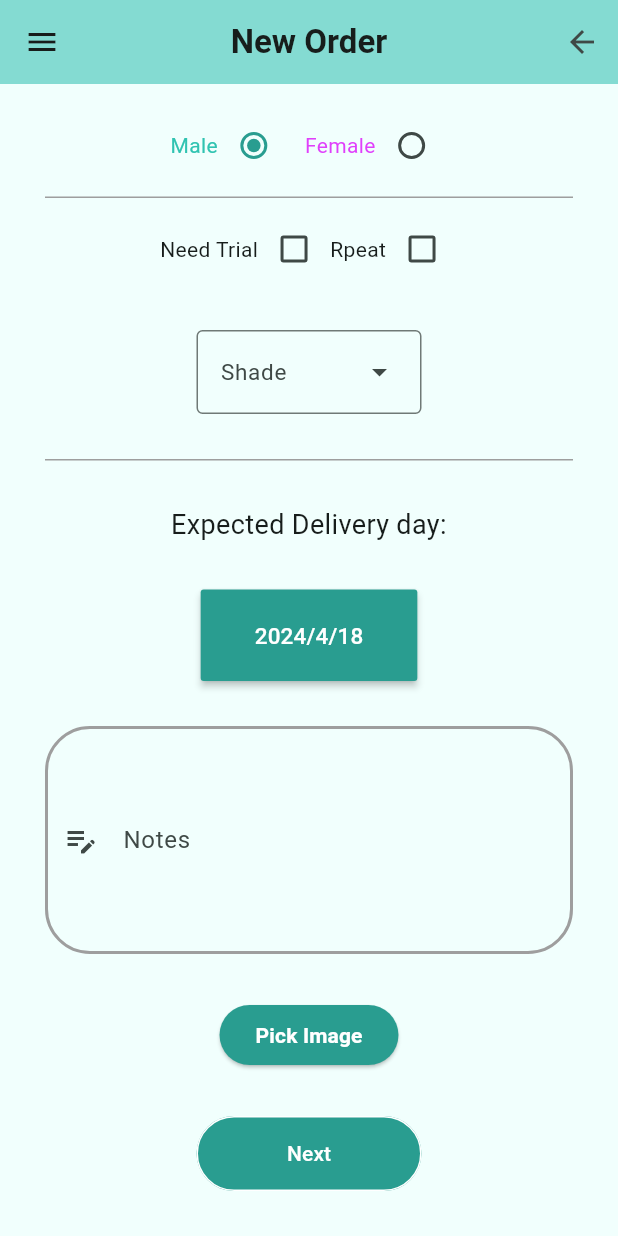
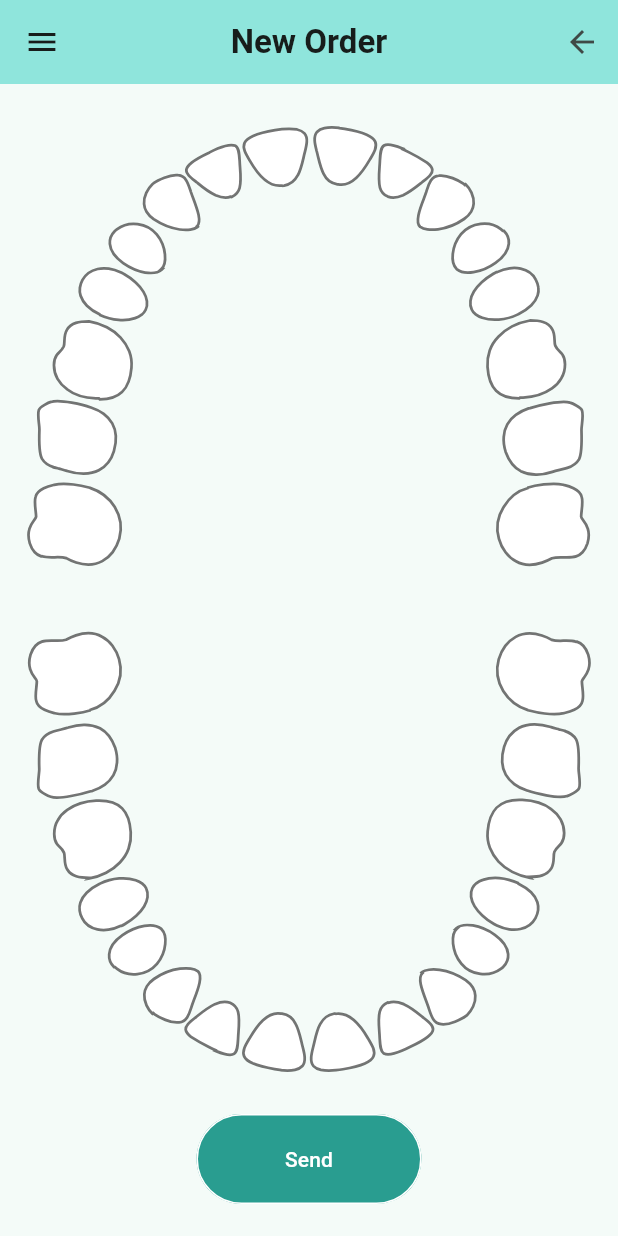
Before and after one commit to CS-PRO1/Project_Lambda_Dental, a Flutter app: the AddOrderScreen screen opened by its route, scrolled down 185 dp, after a tap on "Next", on a phone screen of 412 x 824 dp. Run offline on Flutter 3.47's test engine with Material 3 defaults, Android fonts, the phone set to English and light mode, and no system bars; our stand-ins replace dio, fluttertoast, get, image_picker, path_drawing and 1 more; missing offline and left inert: dart:ffi; accounts and stored records are empty.

Commit message:
Added selection screen

```diff
--- a/lib/View/AddOrderScreen.dart
+++ b/lib/View/AddOrderScreen.dart
@@ -15,6 +15,7 @@ class AddOrderScreen extends GetView {
       child: Scaffold(
         backgroundColor: bglight,
         appBar: AppBar(
+          scrolledUnderElevation: 0.0,
           leading: PopupMenuButton(
               icon: const Icon(Icons.menu),
               itemBuilder: (context) => [
@@ -161,7 +162,12 @@ class AddOrderScreen extends GetView {
                   height: 30,
                 ),
                 defaultButton(
-                    width: 150, text: 'Next', function: () {}, heigh: 50)
+                    width: 150,
+                    text: 'Next',
+                    function: () {
+                      Get.toNamed('/teethselect');
+                    },
+                    heigh: 50)
               ],
             ),
           ),
--- /dev/null
+++ b/lib/View/TeethSelectionScreen.dart
@@ -0,0 +1,378 @@
+import 'package:flutter/cupertino.dart';
+import 'package:flutter/material.dart';
+import 'package:flutter/services.dart';
+import 'package:get/get.dart';
+import 'package:path_drawing/path_drawing.dart';
+import 'package:project_lambda_dental/shared/component/components.dart';
+import 'package:xml/xml.dart';
+
+import '../shared/component/constants.dart';
+
+typedef Data = ({Size size, Map<int, Tooth> teeth});
+
+class TeethSelectionScreen extends StatefulWidget {
+  const TeethSelectionScreen({
+    super.key,
+    required this.asset,
+    required this.idToString,
+  });
+  final String asset;
+  final String Function(int id) idToString;
+
+  @override
+  State<TeethSelectionScreen> createState() => _TeethState();
+}
+
+class _TeethState extends State<TeethSelectionScreen> {
+  Data data = (size: Size.zero, teeth: {});
+
+  @override
+  void initState() {
+    super.initState();
+    loadTeeth(widget.asset).then((value) {
+      setState(() => data = value);
+    });
+  }
+
+  void _showAlertDialog(BuildContext context, Tooth tooth) {
+    showCupertinoModalPopup<void>(
+      context: context,
+      builder: (BuildContext context) => CupertinoAlertDialog(
+        //title: const Text('Alert'),
+        content: const Text('Choose the treatment :'),
+        actions: <CupertinoDialogAction>[
+          CupertinoDialogAction(
+            isDefaultAction: true,
+            onPressed: () {
+              Navigator.pop(context);
+              _showAlertDialog2(context, tooth);
+            },
+            child: const Text('Crown'),
+          ),
+          CupertinoDialogAction(
+            isDefaultAction: true,
+            onPressed: () {
+              Navigator.pop(context);
+              _showAlertDialog2(context, tooth);
+            },
+            child: const Text('Pontic'),
+          ),
+          CupertinoDialogAction(
+            isDefaultAction: true,
+            onPressed: () {
+              Navigator.pop(context);
+              _showAlertDialog2(context, tooth);
+            },
+            child: const Text('Implant'),
+          ),
+          CupertinoDialogAction(
+            isDefaultAction: true,
+            onPressed: () {
+              Navigator.pop(context);
+              _showAlertDialog2(context, tooth);
+            },
+            child: const Text('Veneer'),
+          ),
+          CupertinoDialogAction(
+            isDefaultAction: true,
+            onPressed: () {
+              Navigator.pop(context);
+              _showAlertDialog2(context, tooth);
+            },
+            child: const Text('Inlay'),
+          ),
+          CupertinoDialogAction(
+            isDefaultAction: true,
+            onPressed: () {
+              Navigator.pop(context);
+              _showAlertDialog2(context, tooth);
+            },
+            child: const Text('Denture'),
+          ),
+        ],
+      ),
+    );
+  }
+
+  void _showAlertDialog2(BuildContext context, Tooth tooth) {
+    showCupertinoModalPopup<void>(
+      context: context,
+      builder: (BuildContext context) => CupertinoAlertDialog(
+        //title: const Text('Alert'),
+        content: const Text('Choose the treatment :'),
+        actions: <CupertinoDialogAction>[
+          CupertinoDialogAction(
+            isDefaultAction: true,
+            onPressed: () {
+              Navigator.pop(context);
+              setState(() => tooth.selected = !tooth.selected);
+            },
+            child: const Text('Zircon'),
+          ),
+          CupertinoDialogAction(
+            isDefaultAction: true,
+            onPressed: () {
+              Navigator.pop(context);
+              setState(() => tooth.selected = !tooth.selected);
+            },
+            child: const Text('Metal'),
+          ),
+          CupertinoDialogAction(
+            isDefaultAction: true,
+            onPressed: () {
+              Navigator.pop(context);
+              setState(() => tooth.selected = !tooth.selected);
+            },
+            child: const Text('Wax'),
+          ),
+          CupertinoDialogAction(
+            isDefaultAction: true,
+            onPressed: () {
+              Navigator.pop(context);
+              setState(() => tooth.selected = !tooth.selected);
+            },
+            child: const Text('Acrylic PMMA'),
+          ),
+          // CupertinoDialogAction(
+          //   isDestructiveAction: true,
+          //   onPressed: () {
+          //     Get.offAndToNamed('/');
+          //   },
+          //   child: const Text('Done'),
+          // ),
+        ],
+      ),
+    );
+  }
+
+  _showClearDialog(BuildContext context, Tooth tooth) {
+    showCupertinoModalPopup<void>(
+        context: context,
+        builder: (BuildContext context) => CupertinoAlertDialog(
+                //title: const Text('Alert'),
+                content: const Text('Clear the selected tooth?'),
+                actions: <CupertinoDialogAction>[
+                  CupertinoDialogAction(
+                    isDefaultAction: true,
+                    onPressed: () {
+                      Navigator.pop(context);
+                      setState(() => tooth.selected = !tooth.selected);
+                    },
+                    child: const Text('Clear Tooth',
+                        style: TextStyle(color: Colors.red)),
+                  )
+                ]));
+  }
+
+  @override
+  Widget build(BuildContext context) {
+    if (data.size == Size.zero) return const UnconstrainedBox();
+
+    return Scaffold(
+      appBar: AppBar(
+        leading: PopupMenuButton(
+            icon: const Icon(Icons.menu),
+            itemBuilder: (context) => [
+                  PopupMenuItem(
+                      child: Row(
+                        children: [
+                          Icon(
+                            Icons.account_circle,
+                            color: Colors.black,
+                          ),
+                          SizedBox(
+                            width: 10,
+                          ),
+                          Container(
+                            child: const Text(
+                              "Modify profile",
+                              style: TextStyle(
+                                fontWeight: FontWeight.bold,
+                                fontSize: 19,
+                              ),
+                            ),
+                          ),
+                        ],
+                      ),
+                      onTap: () => ()),
+                ]),
+        elevation: 0,
+        backgroundColor: cyan200,
+        title: Text(
+          'New Order'.tr,
+          style: TextStyle(
+            fontWeight: FontWeight.bold,
+          ),
+        ),
+        centerTitle: true,
+        actions: [
+          IconButton(
+            onPressed: () {
+              Navigator.of(context).pop(context);
+            },
+            icon: Icon(Icons.arrow_back),
+          )
+        ],
+      ),
+      body: SingleChildScrollView(
+        child: Column(
+          children: [
+            FittedBox(
+              child: SizedBox.fromSize(
+                size: data.size,
+                child: Stack(
+                  children: [
+                    // teeth
+                    for (final MapEntry(key: key, value: tooth)
+                        in data.teeth.entries)
+                      Positioned.fromRect(
+                        rect: tooth.rect,
+                        child: Tooltip(
+                          message: 'tooth\n${widget.idToString(key)}',
+                          textAlign: TextAlign.center,
+                          preferBelow: false,
+                          decoration: const BoxDecoration(
+                            color: Colors.black87,
+                            border: Border.symmetric(
+                                horizontal: BorderSide(color: Colors.white54)),
+                          ),
+                          child: AnimatedContainer(
+                            duration: const Duration(milliseconds: 750),
+                            clipBehavior: Clip.antiAlias,
+                            decoration: ShapeDecoration(
+                              color: tooth.selected
+                                  ? Colors.teal.shade400
+                                  : Colors.white,
+                              shadows: tooth.selected
+                                  ? [
+                                      const BoxShadow(
+                                          blurRadius: 4, offset: Offset(0, 6))
+                                    ]
+                                  : null,
+                              shape: ToothBorder(tooth.path),
+                            ),
+                            child: Material(
+                              type: MaterialType.transparency,
+                              child: InkWell(
+                                splashColor: tooth.selected
+                                    ? Colors.white
+                                    : Colors.teal.shade400,
+                                highlightColor: Colors.transparent,
+                                onTap: () {
+                                  if (!tooth.selected)
+                                    _showAlertDialog(context, tooth);
+                                  else
+                                    _showClearDialog(context, tooth);
+
+                                  print(
+                                      'tooth ${widget.idToString(key)} pressed (id $key)');
+                                },
+                              ),
+                            ),
+                          ),
+                        ),
+                      ),
+                    // selected teeth list
+                    Padding(
+                      padding: const EdgeInsets.symmetric(
+                          horizontal: 125, vertical: 150),
+                      child: Center(
+                        child: Builder(builder: (context) {
+                          final selected = data.teeth.entries
+                              .where((e) => e.value.selected)
+                              .map((e) => Text(widget.idToString(e.key)))
+                              .toList();
+                          return DefaultTextStyle(
+                            style: Theme.of(context).textTheme.headlineMedium!,
+                            textAlign: TextAlign.center,
+                            child: AnimatedOpacity(
+                              duration: const Duration(milliseconds: 500),
+                              opacity: selected.isNotEmpty ? 1 : 0,
+                              child: DecoratedBox(
+                                decoration: const BoxDecoration(
+                                  border: Border.symmetric(
+                                      horizontal: BorderSide(
+                                          width: 3, color: Colors.black26)),
+                                ),
+                                // child: ListView(
+                                //   shrinkWrap: true,
+                                //   children: selected,
+                                // ),
+                              ),
+                            ),
+                          );
+                        }),
+                      ),
+                    ),
+                  ],
+                ),
+              ),
+            ),
+            defaultButton(text: 'Send', function: () {})
+          ],
+        ),
+      ),
+    );
+  }
+
+  Future<Data> loadTeeth(String asset) async {
+    final xml = await rootBundle.loadString(asset);
+
+    final doc = XmlDocument.parse(xml);
+    final viewBox = doc.rootElement.getAttribute('viewBox')!.split(' ');
+    final w = double.parse(viewBox[2]);
+    final h = double.parse(viewBox[3]);
+
+    final teeth = doc.rootElement.findAllElements('path');
+    //print('loaded ${teeth.length} paths');
+    return (
+      size: Size(w, h),
+      teeth: <int, Tooth>{
+        for (final tooth in teeth)
+          int.parse(tooth.getAttribute('id')!):
+              Tooth(parseSvgPathData(tooth.getAttribute('d')!)),
+      },
+    );
+  }
+}
+
+class Tooth {
+  Tooth(Path originalPath) {
+    rect = originalPath.getBounds();
+    path = originalPath.shift(-rect.topLeft);
+  }
+
+  late final Path path;
+  late final Rect rect;
+  bool selected = false;
+}
+
+class ToothBorder extends ShapeBorder {
+  const ToothBorder(this.path);
+
+  final Path path;
+
+  @override
+  EdgeInsetsGeometry get dimensions => EdgeInsets.zero;
+
+  @override
+  Path getInnerPath(Rect rect, {TextDirection? textDirection}) =>
+      getOuterPath(rect);
+
+  @override
+  Path getOuterPath(Rect rect, {TextDirection? textDirection}) {
+    return rect.topLeft == Offset.zero ? path : path.shift(rect.topLeft);
+  }
+
+  @override
+  void paint(Canvas canvas, Rect rect, {TextDirection? textDirection}) {
+    final paint = Paint()
+      ..style = PaintingStyle.stroke
+      ..strokeWidth = 2
+      ..color = Colors.black54;
+    canvas.drawPath(getOuterPath(rect), paint);
+  }
+
+  @override
+  ShapeBorder scale(double t) => this;
+}
--- a/lib/main.dart
+++ b/lib/main.dart
@@ -1,4 +1,5 @@
 import 'package:flutter/material.dart';
+import 'package:flutter/services.dart';
 import 'package:project_lambda_dental/Cache/CacheHelper.dart';
 import 'package:project_lambda_dental/Services/dio.dart';
 import 'package:project_lambda_dental/View/AddOrderScreen.dart';
@@ -6,17 +7,31 @@ import 'package:project_lambda_dental/View/LoginScreen.dart';
 import 'package:project_lambda_dental/View/RegisterScreen.dart';
 import 'package:get/get.dart';
 
+import 'View/TeethSelectionScreen.dart';
+
 void main() async {
   WidgetsFlutterBinding.ensureInitialized();
   await CacheHelper.init();
   //var token = CacheHelper.get('token') ?? '';
   DioHelper.init();
-
+  SystemChrome.setPreferredOrientations([
+    DeviceOrientation.portraitUp,
+  ]);
   runApp(const MyApp());
 }
 
 class MyApp extends StatelessWidget {
   const MyApp({super.key});
+
+  String adultIdToString(int id) {
+    final (up, left, number) = switch (id) {
+      < 8 => (true, false, 8 - id),
+      < 16 => (true, true, id - 8 + 1),
+      < 24 => (false, true, 24 - id),
+      _ => (false, false, id - 24 + 1),
+    };
+    return '${up ? 'up' : 'down'} ${left ? 'left' : 'right'} #$number';
+  }
 
   // This widget is the root of your application.
   @override
@@ -33,6 +48,12 @@ class MyApp extends StatelessWidget {
         GetPage(name: '/', page: () => LoginScreen()),
         GetPage(name: '/register', page: () => RegisterScreen()),
         GetPage(name: '/addorder', page: () => AddOrderScreen()),
+        GetPage(
+            name: '/teethselect',
+            page: () => TeethSelectionScreen(
+                  asset: 'assets/teeth.svg',
+                  idToString: adultIdToString,
+                )),
       ],
     );
   }
--- a/lib/shared/component/components.dart
+++ b/lib/shared/component/components.dart
@@ -1,3 +1,4 @@
+import 'dart:ffi';
 import 'dart:io';
 
 import 'package:flutter/cupertino.dart';
@@ -11,14 +12,14 @@ Widget defaultButton({
   double width = 150,
   Color background = cyan400,
   required String text,
-  required Function function,
+  required VoidCallback function,
   double heigh = 60,
-}) =>
-    Container(
+}) {
+  return Container(
     width: width,
     height: heigh,
     child: TextButton(
-        onPressed: () {},
+      onPressed: function,
       child: Text(text),
       style: ButtonStyle(
         foregroundColor: MaterialStateProperty.all(Colors.white),
@@ -32,6 +33,7 @@ Widget defaultButton({
       ),
     ),
   );
+}
 
 Widget genderRadio({
   bool isMale = true,
--- a/pubspec.yaml
+++ b/pubspec.yaml
@@ -40,6 +40,8 @@ dependencies:
   fluttertoast:
   table_calendar:
   image_picker:
+  xml:
+  path_drawing:
 
 dev_dependencies:
   flutter_test:
@@ -65,6 +67,7 @@ flutter:
   # To add assets to your application, add an assets section, like this:
   assets:
     - assets/images/login/background.jpg
+    - assets/teeth.svg
   #   - images/a_dot_burr.jpeg
   #   - images/a_dot_ham.jpeg
 
```
Also changed, not shown: assets/teeth.svg (added), pubspec.lock. Lines whose indentation alone changed are shown as unchanged.
